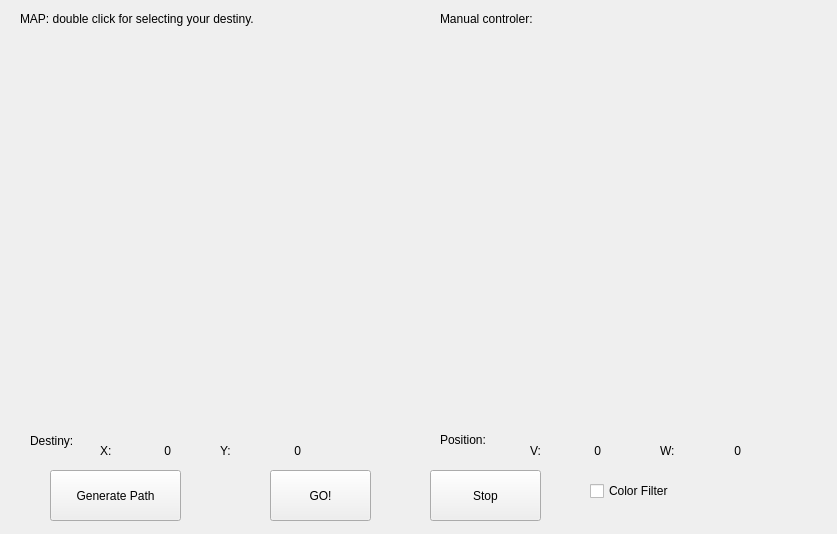
Old version of the form src/global_navigation/gui/teleTaxigui.ui in the repository JdeRobot/RoboticsAcademy.
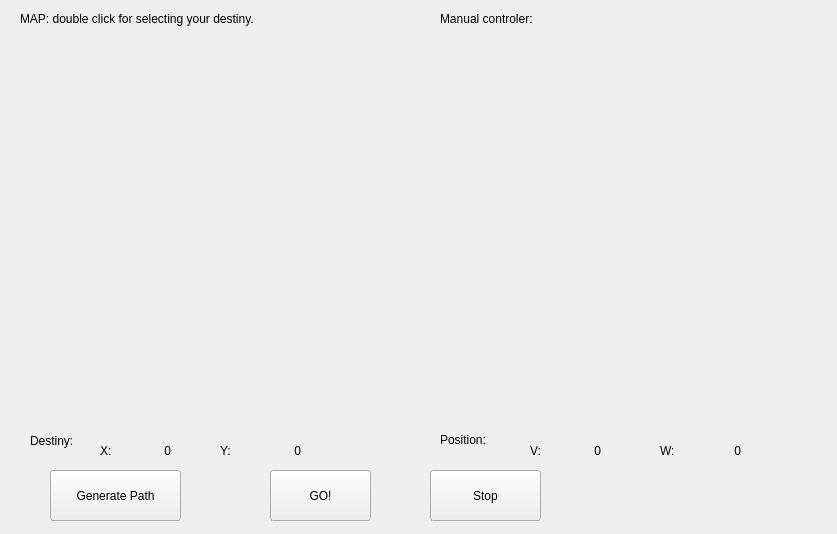
New version of the form. Icons and pictures are not drawn.

The edit to the form file:
```diff
--- a/src/global_navigation/gui/teleTaxigui.ui
+++ b/src/global_navigation/gui/teleTaxigui.ui
@@ -242,7 +242,7 @@
      <rect>
       <x>20</x>
       <y>10</y>
-      <width>251</width>
+      <width>341</width>
       <height>17</height>
      </rect>
     </property>
@@ -263,19 +263,6 @@
      <string>Manual controler:</string>
     </property>
    </widget>
-   <widget class="QCheckBox" name="colorFilter">
-    <property name="geometry">
-     <rect>
-      <x>590</x>
-      <y>480</y>
-      <width>111</width>
-      <height>22</height>
-     </rect>
-    </property>
-    <property name="text">
-     <string>Color Filter</string>
-    </property>
-   </widget>
   </widget>
  </widget>
  <resources>
```
